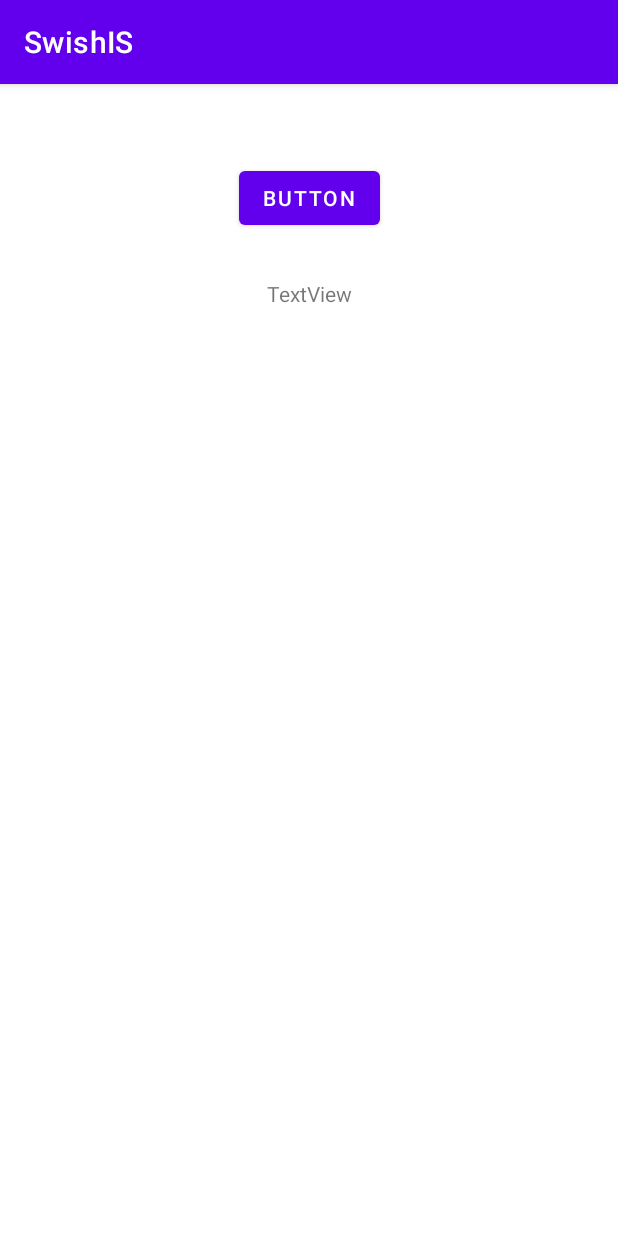
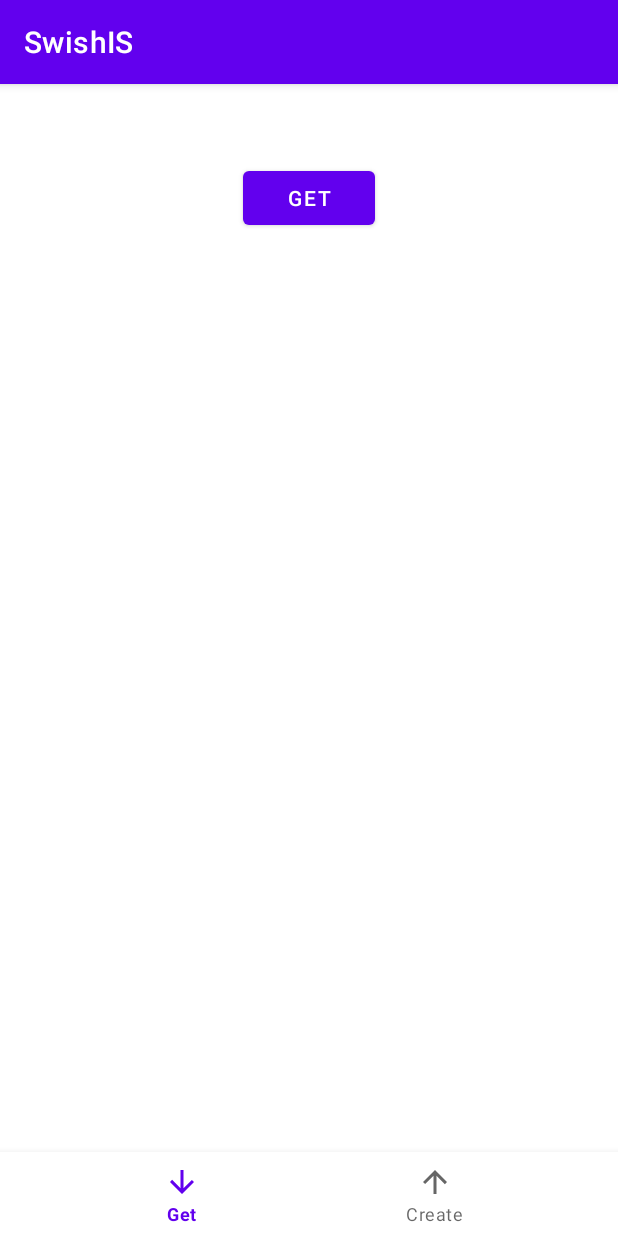
Before and after one commit to empProjektna/SwishIS, an Android app: the screen it shows after launch (MainActivity), on a phone screen of 412 x 824 dp. Run offline under Robolectric (Android 15) with nearby library versions, the phone set to English and light mode, and no system bars; our stand-ins replace Volley.

```diff
--- a/app/build.gradle
+++ b/app/build.gradle
@@ -33,6 +33,7 @@ dependencies {
     implementation 'androidx.appcompat:appcompat:1.2.0'
     implementation 'com.google.android.material:material:1.2.1'
     implementation 'androidx.constraintlayout:constraintlayout:2.0.4'
+    implementation 'androidx.legacy:legacy-support-v4:1.0.0'
     testImplementation 'junit:junit:4.+'
     androidTestImplementation 'androidx.test.ext:junit:1.1.2'
     androidTestImplementation 'androidx.test.espresso:espresso-core:3.3.0'
--- /dev/null
+++ b/app/src/main/java/emp/projektna/swishis/GetFragment.java
@@ -0,0 +1,95 @@
+package emp.projektna.swishis;
+
+import android.os.Bundle;
+
+import androidx.fragment.app.Fragment;
+
+import android.util.Log;
+import android.view.LayoutInflater;
+import android.view.View;
+import android.view.ViewGroup;
+import android.widget.Button;
+import android.widget.TextView;
+
+import com.android.volley.AuthFailureError;
+import com.android.volley.RequestQueue;
+import com.android.volley.Response;
+import com.android.volley.VolleyError;
+import com.android.volley.toolbox.JsonArrayRequest;
+import com.android.volley.toolbox.Volley;
+
+import org.json.JSONArray;
+import org.json.JSONException;
+import org.json.JSONObject;
+
+import java.util.ArrayList;
+import java.util.HashMap;
+import java.util.Map;
+
+public class GetFragment extends Fragment {
+
+    private RequestQueue requestQueue;
+    private TextView users;
+    private String url = "https://swish-is.azurewebsites.net/api/v1/User";
+    private Button button;
+
+    @Override
+    public View onCreateView(LayoutInflater inflater, ViewGroup container,
+                             Bundle savedInstanceState) {
+        View view = inflater.inflate(R.layout.fragment_get, container, false);
+        requestQueue = Volley.newRequestQueue(getContext());
+        users = view.findViewById(R.id.tvUsers);
+
+        button = view.findViewById(R.id.btDisplay);
+        button.setOnClickListener(new View.OnClickListener() {
+            @Override
+            public void onClick(View v) {
+                JsonArrayRequest request = new JsonArrayRequest(url, jsonArrayListener, errorListener) {
+                    @Override
+                    public Map<String, String> getHeaders() throws AuthFailureError {
+                        Map<String, String> params = new HashMap<>();
+                        params.put("ApiKey", "SecretKey");
+                        return params;
+                    }
+
+
+                };
+                requestQueue.add(request);
+
+            }
+        });
+        return view;
+    }
+
+    private Response.Listener<JSONArray> jsonArrayListener = new Response.Listener<JSONArray>() {
+        @Override
+        public void onResponse(JSONArray response) {
+            ArrayList<String> data = new ArrayList<>();
+
+            for (int i = 0; i < response.length(); i++) {
+                try {
+                    JSONObject obj = response.getJSONObject(i);
+                    String name = obj.getString("name");
+                    String email = obj.getString("email");
+                    data.add(name + ", " + email);
+                } catch (JSONException e) {
+                    e.printStackTrace();
+                }
+            }
+            users.setText("");
+
+            for (String row : data) {
+                String currentText = users.getText().toString();
+                users.setText(currentText + "\n\n" + row);
+            }
+        }
+    };
+
+
+    private Response.ErrorListener errorListener = new Response.ErrorListener() {
+        @Override
+        public void onErrorResponse(VolleyError error) {
+            Log.d("REST ERROR", error.toString());
+        }
+    };
+}
--- a/app/src/main/java/emp/projektna/swishis/MainActivity.java
+++ b/app/src/main/java/emp/projektna/swishis/MainActivity.java
@@ -1,74 +1,65 @@
 package emp.projektna.swishis;
 
+import androidx.annotation.NonNull;
 import androidx.appcompat.app.AppCompatActivity;
+import androidx.fragment.app.Fragment;
 
 import android.os.Bundle;
 import android.util.Log;
+import android.view.MenuItem;
 import android.view.View;
 import android.widget.TextView;
 
+import com.android.volley.AuthFailureError;
 import com.android.volley.RequestQueue;
 import com.android.volley.Response;
 import com.android.volley.VolleyError;
 import com.android.volley.toolbox.JsonArrayRequest;
 import com.android.volley.toolbox.Volley;
+import com.google.android.material.bottomnavigation.BottomNavigationView;
 
 import org.json.JSONArray;
 import org.json.JSONException;
 import org.json.JSONObject;
 
 import java.util.ArrayList;
+import java.util.HashMap;
+import java.util.Map;
 
 public class MainActivity extends AppCompatActivity {
 
-    private RequestQueue requestQueue;
-    private TextView users;
-    private String url = "https://swish-is.azurewebsites.net/api/v1/User";
+    private BottomNavigationView bottomNav;
     @Override
     protected void onCreate(Bundle savedInstanceState) {
         super.onCreate(savedInstanceState);
         setContentView(R.layout.activity_main);
-        requestQueue = Volley.newRequestQueue(getApplicationContext());
-        users = findViewById(R.id.tvUsers);
+
+        bottomNav = findViewById(R.id.bottom_nav_bar);
+        bottomNav.setOnNavigationItemSelectedListener(navListener);
+
+        getSupportFragmentManager().beginTransaction().replace(R.id.fragment_container, new GetFragment()).commit();
     }
 
-    public void prikaziOsebe(View view) {
-        if (view != null) {
-            JsonArrayRequest request = new JsonArrayRequest(url, jsonArrayListener, errorListener);
-            requestQueue.add(request);
-        }
-    }
-
-    private Response.Listener<JSONArray> jsonArrayListener = new Response.Listener<JSONArray>() {
-        @Override
-        public void onResponse(JSONArray response) {
-            ArrayList<String> data = new ArrayList<>();
-
-            for (int i = 0; i < response.length(); i++) {
-                try {
-                    JSONObject obj = response.getJSONObject(i);
-                    String name = obj.getString("name");
-                    String email = obj.getString("email");
-                    data.add(name + ", " + email);
-                } catch (JSONException e) {
-                    e.printStackTrace();
-                }
-            }
-            users.setText("");
-
-            for (String row : data) {
-                String currentText = users.getText().toString();
-                users.setText(currentText + "\n\n" + row);
-            }
-        }
-    };
+    private BottomNavigationView.OnNavigationItemSelectedListener navListener =
+            new BottomNavigationView.OnNavigationItemSelectedListener() {
 
 
+                @Override
+                public boolean onNavigationItemSelected(@NonNull MenuItem item) {
 
-    private Response.ErrorListener errorListener = new Response.ErrorListener() {
-        @Override
-        public void onErrorResponse(VolleyError error) {
-            Log.d("REST ERROR", error.toString());
-        }
-    };
+                    Fragment selectedFragment = null;
+
+                    switch (item.getItemId()) {
+                        case R.id.getFragment :
+                            selectedFragment = new GetFragment();
+                            break;
+                        case R.id.createFragment :
+                            selectedFragment = new CreateFragment();
+                            break;
+                    }
+
+                    getSupportFragmentManager().beginTransaction().replace(R.id.fragment_container, selectedFragment).commit();
+                    return true;
+                }
+            };
 }
--- /dev/null
+++ b/app/src/main/res/drawable/ic_down.xml
@@ -0,0 +1,5 @@
+<vector android:height="24dp" android:tint="#FFFFFF"
+    android:viewportHeight="24" android:viewportWidth="24"
+    android:width="24dp" xmlns:android="http://schemas.android.com/apk/res/android">
+    <path android:fillColor="@android:color/white" android:pathData="M20,12l-1.41,-1.41L13,16.17V4h-2v12.17l-5.58,-5.59L4,12l8,8 8,-8z"/>
+</vector>
--- /dev/null
+++ b/app/src/main/res/drawable/ic_up.xml
@@ -0,0 +1,5 @@
+<vector android:height="24dp" android:tint="#FFFFFF"
+    android:viewportHeight="24" android:viewportWidth="24"
+    android:width="24dp" xmlns:android="http://schemas.android.com/apk/res/android">
+    <path android:fillColor="@android:color/white" android:pathData="M4,12l1.41,1.41L11,7.83V20h2V7.83l5.58,5.59L20,12l-8,-8 -8,8z"/>
+</vector>
--- a/app/src/main/res/layout/activity_main.xml
+++ b/app/src/main/res/layout/activity_main.xml
@@ -1,34 +1,24 @@
 <?xml version="1.0" encoding="utf-8"?>
-<androidx.constraintlayout.widget.ConstraintLayout xmlns:android="http://schemas.android.com/apk/res/android"
-    xmlns:app="http://schemas.android.com/apk/res-auto"
+<RelativeLayout xmlns:android="http://schemas.android.com/apk/res/android"
     xmlns:tools="http://schemas.android.com/tools"
     android:layout_width="match_parent"
     android:layout_height="match_parent"
-    tools:context=".MainActivity">
+    xmlns:app="http://schemas.android.com/apk/res-auto"
+    tools:context=".MainActivity"
+    android:orientation="vertical">
 
+    <FrameLayout
+        android:layout_width="match_parent"
+        android:layout_height="match_parent"
+        android:id="@+id/fragment_container"
+        android:layout_above="@+id/bottom_nav_bar"
+        />
 
-    <TextView
-        android:id="@+id/tvUsers"
-        android:layout_width="wrap_content"
-        android:layout_height="0dp"
-        android:layout_marginTop="30dp"
-        android:layout_marginStart="20dp"
-        android:layout_marginEnd="20dp"
-        android:text="TextView"
-        app:layout_constraintTop_toBottomOf="@+id/btDisplay"
-        app:layout_constraintBottom_toBottomOf="parent"
-        app:layout_constraintEnd_toEndOf="parent"
-        app:layout_constraintStart_toStartOf="parent"
-        android:layout_marginLeft="20dp" />
-
-    <Button
-        android:id="@+id/btDisplay"
-        android:layout_width="wrap_content"
+    <com.google.android.material.bottomnavigation.BottomNavigationView
+        android:layout_width="match_parent"
         android:layout_height="wrap_content"
-        android:layout_marginTop="52dp"
-        android:onClick="prikaziOsebe"
-        android:text="Button"
-        app:layout_constraintEnd_toEndOf="parent"
-        app:layout_constraintStart_toStartOf="parent"
-        app:layout_constraintTop_toTopOf="parent" />
-</androidx.constraintlayout.widget.ConstraintLayout>
+        android:layout_alignParentBottom="true"
+        android:id="@+id/bottom_nav_bar"
+        app:menu="@menu/bottom_nav_menu"
+        />
+</RelativeLayout>
--- /dev/null
+++ b/app/src/main/res/layout/fragment_get.xml
@@ -0,0 +1,30 @@
+<?xml version="1.0" encoding="utf-8"?>
+<RelativeLayout xmlns:android="http://schemas.android.com/apk/res/android"
+    xmlns:app="http://schemas.android.com/apk/res-auto"
+    android:layout_width="match_parent"
+    android:layout_height="match_parent"
+   >
+
+
+
+    <Button
+        android:id="@+id/btDisplay"
+        android:layout_centerHorizontal="true"
+        android:layout_width="wrap_content"
+        android:layout_height="wrap_content"
+        android:layout_marginVertical="52dp"
+        android:onClick="prikaziOsebe"
+        android:text="Get" />
+
+    <TextView
+        android:layout_below="@+id/btDisplay"
+        android:id="@+id/tvUsers"
+        android:layout_width="wrap_content"
+        android:layout_height="wrap_content"
+        android:layout_marginTop="30dp"
+        android:layout_centerHorizontal="true"
+        android:layout_marginStart="20dp"
+        android:layout_marginEnd="20dp"
+        android:layout_marginLeft="20dp" />
+
+</RelativeLayout>
--- /dev/null
+++ b/app/src/main/res/menu/bottom_nav_menu.xml
@@ -0,0 +1,12 @@
+<menu xmlns:android="http://schemas.android.com/apk/res/android">
+    <item
+        android:id="@+id/getFragment"
+        android:enabled="true"
+        android:icon="@drawable/ic_down"
+        android:title="Get"/>
+    <item
+        android:id="@+id/createFragment"
+        android:icon="@drawable/ic_up"
+        android:enabled="true"
+        android:title="Create"/>
+</menu>
--- a/app/src/main/res/values/strings.xml
+++ b/app/src/main/res/values/strings.xml
@@ -1,3 +1,5 @@
 <resources>
     <string name="app_name">SwishIS</string>
+    <!-- TODO: Remove or change this placeholder text -->
+    <string name="hello_blank_fragment">Hello blank fragment</string>
 </resources>
```
Also changed, not shown: app/src/main/java/emp/projektna/swishis/CreateFragment.java (added, +153 -0 lines), app/src/main/res/layout/fragment_create.xml (added, +51 -0 lines).
